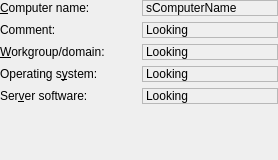
Old version of the form protocols/winpopup/ui/wpuserinfowidget.ui in the repository KDE/kopete.
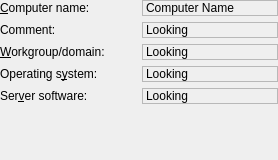
New version of the form.

Diff of the .ui file:
```diff
--- a/protocols/winpopup/ui/wpuserinfowidget.ui
+++ b/protocols/winpopup/ui/wpuserinfowidget.ui
@@ -41,7 +41,7 @@
       <enum>QFrame::Sunken</enum>
      </property>
      <property name="text" >
-      <string>sComputerName</string>
+      <string>Computer Name</string>
      </property>
     </widget>
    </item>
```
Left out of the diff: 16 changed lines with no effect on the pictures.
